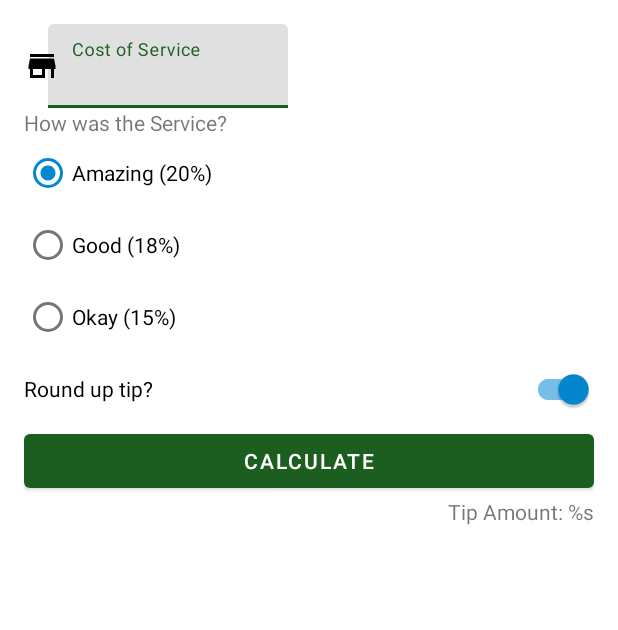
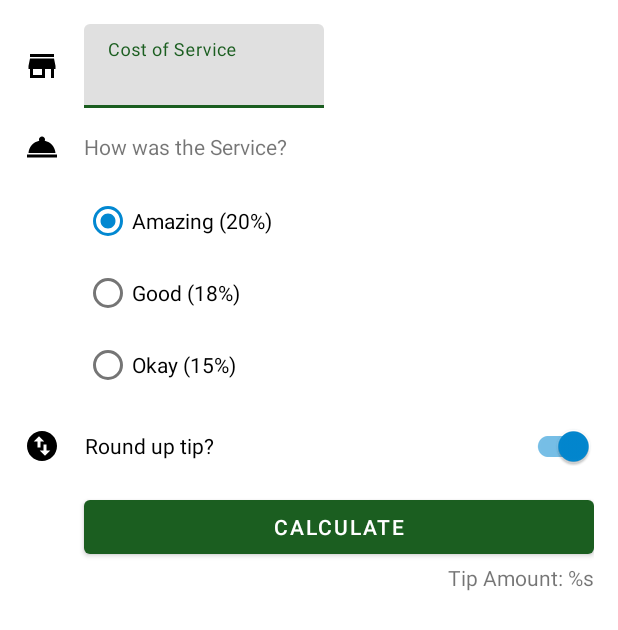
Before and after one commit to EleoXDA/Tip_Calculator_KT, an Android app: the layout activity_main.xml on its own in the app's theme, with its tools: preview values and no code run, on a phone screen of 412 x 824 dp. Shown: the top 630 px of the screen. Run offline under Robolectric (Android 15) with nearby library versions, the phone set to English and light mode, and no system bars.

Commit message:
icon placement

```diff
--- a/app/src/main/res/drawable/ic_baseline_swap_vertical_circle_24.xml
+++ b/app/src/main/res/drawable/ic_baseline_swap_vertical_circle_24.xml
@@ -2,9 +2,8 @@
     android:width="24dp"
     android:height="24dp"
     android:viewportWidth="24"
-    android:viewportHeight="24"
-    android:tint="?attr/colorControlNormal">
+    android:viewportHeight="24">
   <path
-      android:fillColor="@android:color/white"
+      android:fillColor="@color/black"
       android:pathData="M12,2C6.48,2 2,6.48 2,12s4.48,10 10,10 10,-4.48 10,-10S17.52,2 12,2zM6.5,9L10,5.5 13.5,9L11,9v4L9,13L9,9L6.5,9zM17.5,15L14,18.5 10.5,15L13,15v-4h2v4h2.5z"/>
 </vector>
--- a/app/src/main/res/layout/activity_main.xml
+++ b/app/src/main/res/layout/activity_main.xml
@@ -13,8 +13,7 @@
         android:layout_width="160dp"
         android:layout_height="wrap_content"
         android:hint="@string/cost_of_service"
-
-        app:layout_constraintStart_toStartOf="parent"
+        app:layout_constraintStart_toEndOf="@id/icon_cost_of_service"
         app:layout_constraintTop_toTopOf="parent"
         android:layout_marginLeft="16dp">
 
@@ -22,8 +21,7 @@
             android:id="@+id/cost_of_service_edit_text"
             android:layout_width="match_parent"
             android:inputType="numberDecimal"
-            android:layout_height="wrap_content"
-            />
+            android:layout_height="wrap_content"/>
 
     </com.google.android.material.textfield.TextInputLayout>
 
@@ -31,9 +29,30 @@
         android:id="@+id/service_question"
         android:layout_width="wrap_content"
         android:layout_height="wrap_content"
+        android:layout_marginTop="16dp"
         android:text="@string/how_was_the_service"
+        app:layout_constraintStart_toStartOf="@id/cost_of_service"
+        app:layout_constraintTop_toBottomOf="@id/cost_of_service" />
+
+    <ImageView
+        android:id="@+id/ic_service"
+        android:layout_width="wrap_content"
+        android:layout_height="wrap_content"
+        android:importantForAccessibility="no"
+        app:srcCompat="@drawable/ic_service"
+        app:layout_constraintTop_toTopOf="@id/service_question"
+        app:layout_constraintBottom_toBottomOf="@id/service_question"
+        app:layout_constraintStart_toStartOf="parent"/>
+
+    <ImageView
+        android:id="@+id/icon_round_up"
+        android:layout_width="wrap_content"
+        android:layout_height="wrap_content"
+        app:srcCompat="@drawable/ic_baseline_swap_vertical_circle_24"
+        app:layout_constraintTop_toBottomOf="@id/tip_options"
         app:layout_constraintStart_toStartOf="parent"
-        app:layout_constraintTop_toBottomOf="@id/cost_of_service" />
+        app:layout_constraintTop_toTopOf="@id/round_up_switch"
+        app:layout_constraintBottom_toBottomOf="@id/round_up_switch"/>
 
     <RadioGroup
         android:id="@+id/tip_options"
@@ -41,7 +60,8 @@
         android:layout_height="wrap_content"
         android:checkedButton="@id/option_twenty"
         android:orientation="vertical"
-        app:layout_constraintStart_toStartOf="parent"
+        android:layout_marginTop="16dp"
+        app:layout_constraintStart_toStartOf="@id/service_question"
         app:layout_constraintTop_toBottomOf="@id/service_question">
 
         <RadioButton
@@ -61,17 +81,18 @@
             android:layout_width="wrap_content"
             android:layout_height="wrap_content"
             android:text="@string/okay_15" />
+
     </RadioGroup>
 
 
     <com.google.android.material.switchmaterial.SwitchMaterial
         android:id="@+id/round_up_switch"
-        android:layout_width="0dp"
-        android:layout_height="wrap_content"
+        android:layout_width="339dp"
+        android:layout_height="60dp"
         android:checked="true"
         android:text="@string/round_up_tip"
         app:layout_constraintEnd_toEndOf="parent"
-        app:layout_constraintStart_toStartOf="parent"
+        app:layout_constraintStart_toStartOf="tip_options"
         app:layout_constraintTop_toBottomOf="@id/tip_options" />
 
     <Button
@@ -80,7 +101,7 @@
         android:layout_height="wrap_content"
         android:text="@string/calculate"
         app:layout_constraintEnd_toEndOf="parent"
-        app:layout_constraintStart_toStartOf="parent"
+        app:layout_constraintStart_toStartOf="@id/tip_options"
         app:layout_constraintTop_toBottomOf="@id/round_up_switch" />
 
     <TextView
@@ -102,4 +123,6 @@
         app:srcCompat="@drawable/ic_store"/>
 
 
+
+
 </androidx.constraintlayout.widget.ConstraintLayout>
```
